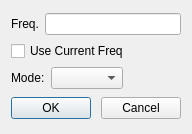
Old version of the form mqt/MqtLogger/runbuttondialog.ui in the repository Rsclub22/Minos2-Mirror.
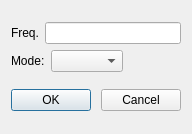
New version of the form.

Commit message: run button working, indicating on or off runfreq. Run freq set from either tool menu on runbutton or the runbuttons in rigcontrol

What changed in the file:
```diff
--- a/mqt/MqtLogger/runbuttondialog.ui
+++ b/mqt/MqtLogger/runbuttondialog.ui
@@ -40,13 +40,6 @@
        </item>
       </layout>
      </item>
-     <item>
-      <widget class="QCheckBox" name="curFreqCheckBox">
-       <property name="text">
-        <string>Use Current Freq</string>
-       </property>
-      </widget>
-     </item>
      <item>
       <layout class="QHBoxLayout" name="horizontalLayout_6">
        <item>
```
The commit also changes 6 other files.
